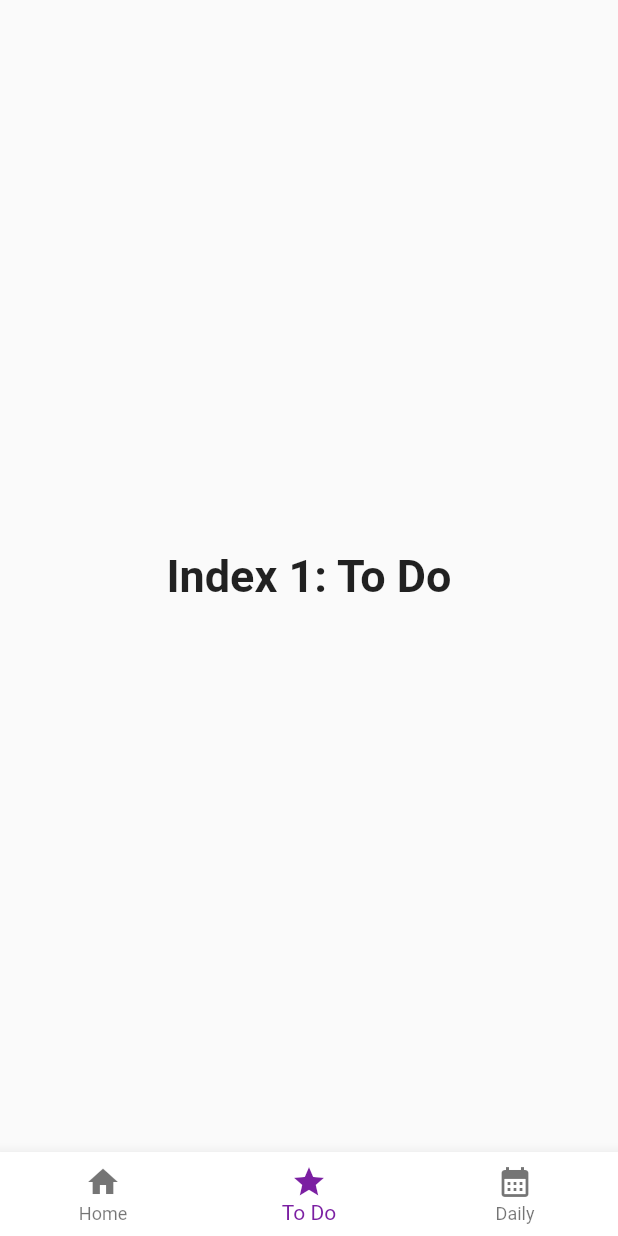
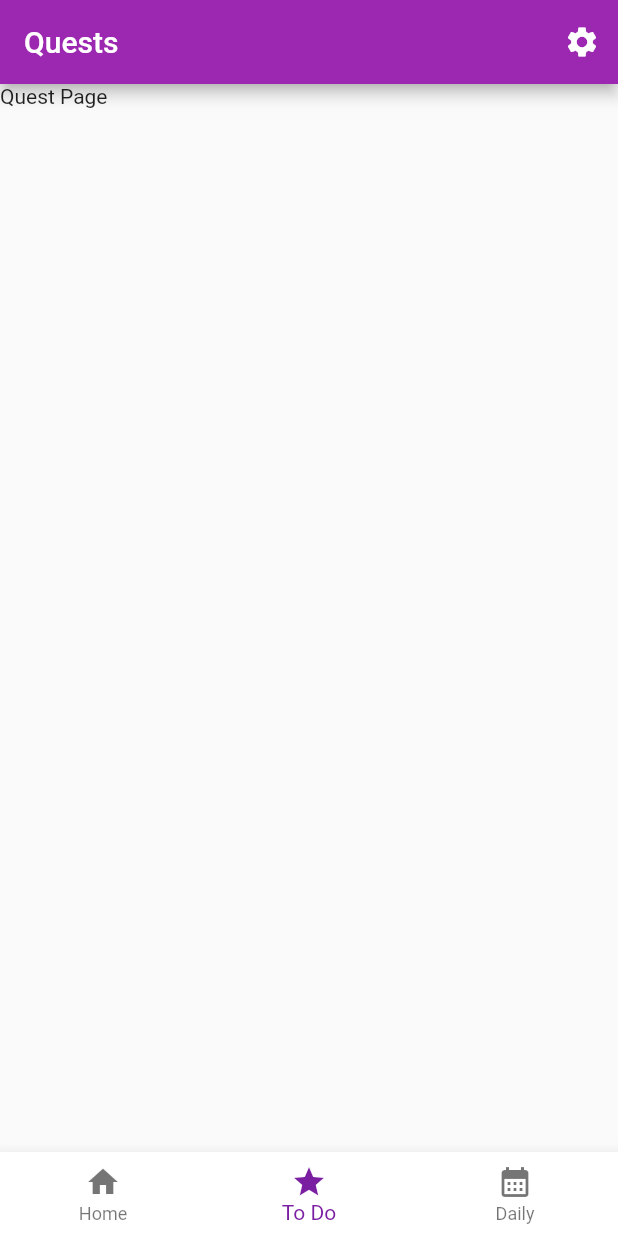
Before and after one commit to YulianMaks/dnd_d, a Flutter app: the screen it shows after launch, item 2 of the bottom bar chosen, on a phone screen of 412 x 824 dp. Run offline on Flutter 3.47's test engine with Material 2 defaults, Android fonts, the phone set to English and light mode, and no system bars.

Commit message:
second screen

```diff
--- a/lib/main.dart
+++ b/lib/main.dart
@@ -2,11 +2,12 @@
 
 import 'package:flutter/material.dart';
 
-import 'mainScreen/name.dart';
-import 'stats/userStr.dart';
-import 'stats/userStat.dart';
-import 'models/user.dart';
+// import 'mainScreen/name.dart';
+// import 'stats/userStr.dart';
+// import 'stats/userStat.dart';
+// import 'models/user.dart';
 import 'screens/mainpage.dart';
+import 'screens/questpage.dart';
 
 void main() {
   runApp(const MainApp());
@@ -37,17 +38,16 @@ class _HomePageState extends State<Homepage> {
 
   static const TextStyle optionStyle =
       TextStyle(fontSize: 30, fontWeight: FontWeight.bold);
+
   static const List<Widget> _widgetOptions = <Widget>[
     MainScreen(),
-    Text(
-      'Index 1: To Do',
-      style: optionStyle,
-    ),
+    QuestPage(),
     Text(
       'Index 2: Daily',
       style: optionStyle,
     ),
   ];
+
   void _onItemTapped(int index) {
     setState(() {
       _selectedPage = index;
--- /dev/null
+++ b/lib/models/quest.dart
@@ -0,0 +1,18 @@
+import 'package:uuid/uuid.dart';
+
+const uuid = Uuid();
+
+enum Stat { str, dex, con, int, wis, cha }
+
+class Quest {
+  Quest({
+    required this.name,
+    required this.date,
+    required this.stat,
+  }) : id = uuid.v4();
+
+  final String name;
+  final String id;
+  final DateTime date;
+  final Stat stat;
+}
--- a/lib/models/user.dart
+++ b/lib/models/user.dart
@@ -1,6 +1,3 @@
-import 'package:flutter/material.dart';
-import 'package:flutter/foundation.dart';
-
 class User {
   String nickname;
   int strenght;
--- a/lib/screens/mainpage.dart
+++ b/lib/screens/mainpage.dart
@@ -20,7 +20,7 @@ class _MainScreenState extends State<MainScreen> {
       home: Scaffold(
         appBar: AppBar(
           //backgroundColor: ,
-          title: Text('Character'),
+          title: const Text('Character'),
           actions: [
             IconButton(
               onPressed: () {
--- /dev/null
+++ b/lib/screens/questpage.dart
@@ -0,0 +1,31 @@
+import 'package:flutter/material.dart';
+
+class QuestPage extends StatefulWidget {
+  const QuestPage({super.key});
+
+  @override
+  State<QuestPage> createState() => _QuestPageState();
+}
+
+class _QuestPageState extends State<QuestPage> {
+  @override
+  Widget build(BuildContext context) {
+    return MaterialApp(
+      theme: ThemeData(primarySwatch: Colors.purple),
+      home: Scaffold(
+        appBar: AppBar(
+          title: const Text("Quests"),
+          actions: [
+            IconButton(
+              onPressed: () {
+                print('settings key pressed');
+              },
+              icon: const Icon(Icons.settings),
+            ),
+          ],
+        ),
+        body: const Text('Quest Page'),
+      ),
+    );
+  }
+}
--- a/pubspec.yaml
+++ b/pubspec.yaml
@@ -9,6 +9,7 @@ environment:
 dependencies:
   flutter:
     sdk: flutter
+  uuid: ^3.0.7
 
 dev_dependencies:
   flutter_test:
```
Also changed, not shown: pubspec.lock.
